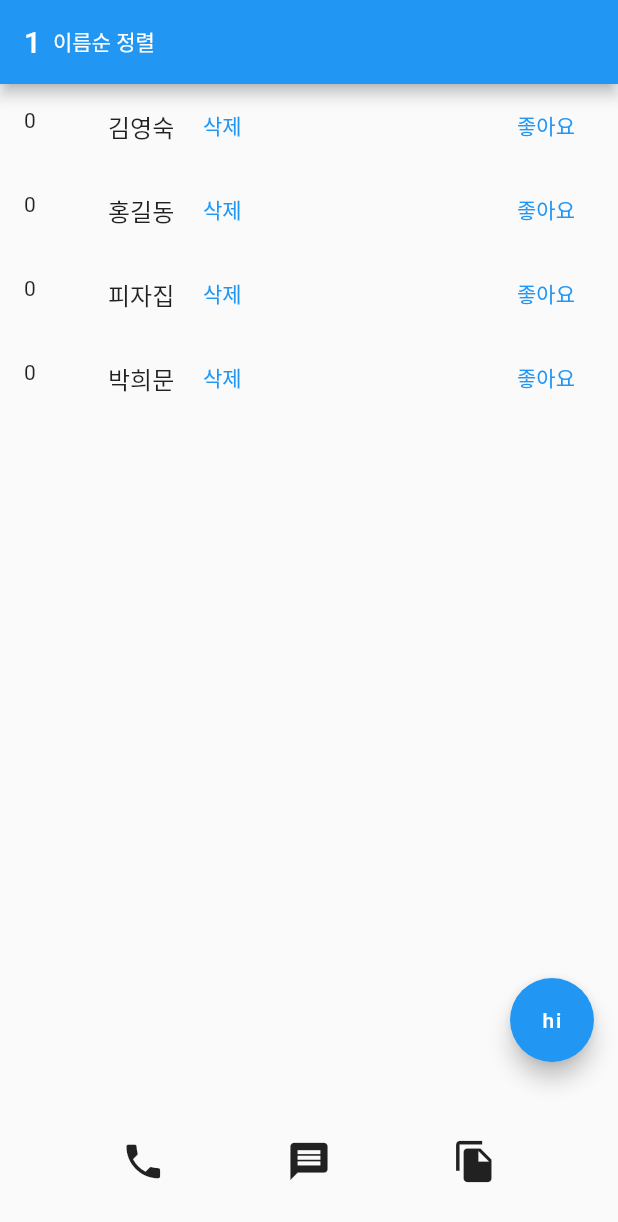
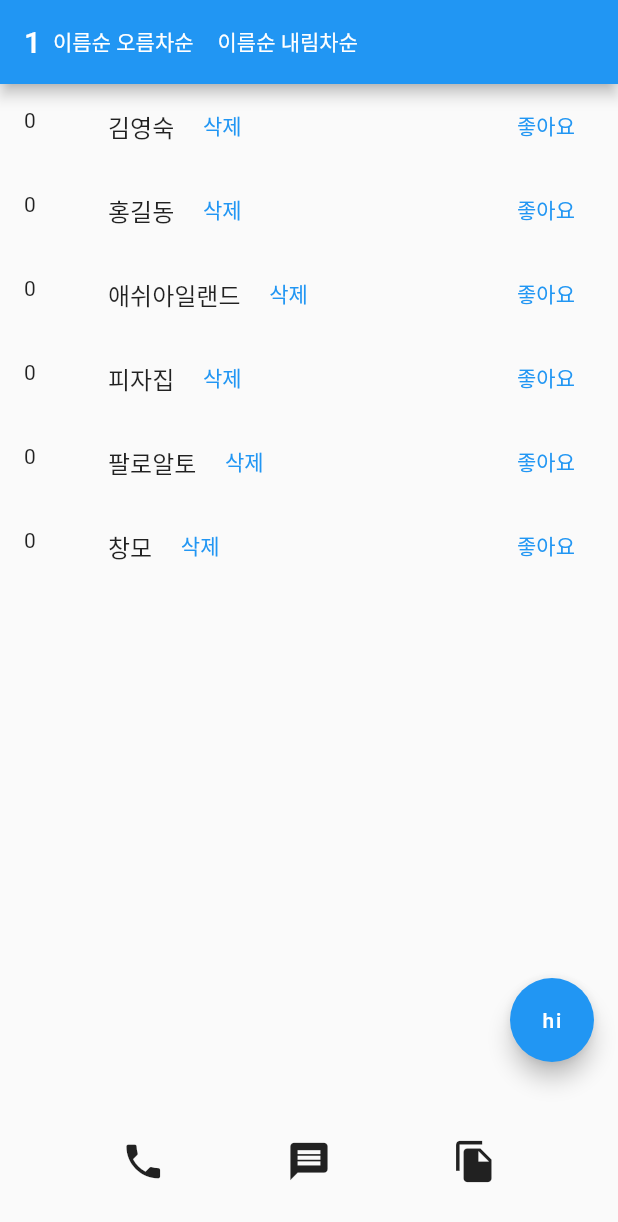
Before and after one commit to BAR-KEY/contact-app, a Flutter app: the screen it shows after launch, on a phone screen of 412 x 824 dp. Shown: the top 1222 px of the screen. Run offline on Flutter 3.47's test engine with Material 2 defaults, Android fonts, the phone set to English and light mode, and no system bars.

Commit message:
이름 오름차순 내림차순 정렬기능 구현

```diff
--- a/lib/main.dart
+++ b/lib/main.dart
@@ -13,17 +13,16 @@ class MyApp extends StatefulWidget {
 
 class _MyAppState extends State<MyApp> {
   var a = 1;
-  var name = ['김영숙', '홍길동', '피자집', '박희문'];
+  var name = ['김영숙', '홍길동', '애쉬아일랜드', '피자집', '팔로알토', '창모'];
   var inputData = '';
-  var count = [0, 0, 0, 0];
-
-  // var count = makeCount();
-
-  // makeCount() => setState(() {
+  var count = [0, 0, 0, 0, 0, 0];
+  // makeCount()  {
+  //   setState(() {
   //       for (var i = 0; i < name.length; i++) {
-  //         count.add('0');
+  //         count.add(0);
   //       }
   //     });
+  // }
 // 해야할것 !
   addData(enterName) {
     if (enterName.length > 0) {
@@ -58,14 +57,31 @@ class _MyAppState extends State<MyApp> {
             a.toString(),
           ),
           TextButton(
-            onPressed: () {},
+            onPressed: () {
+              setState(() {
+                name.sort((a, b) => a.compareTo(b));
+              });
+            },
             style: TextButton.styleFrom(
               primary: Colors.white,
             ),
             child: Text(
-              '이름순 정렬',
+              '이름순 오름차순',
             ),
-          )
+          ),
+          TextButton(
+            onPressed: () {
+              setState(() {
+                name.sort((a, b) => b.compareTo(a));
+              });
+            },
+            style: TextButton.styleFrom(
+              primary: Colors.white,
+            ),
+            child: Text(
+              '이름순 내림차순',
+            ),
+          ),
         ],
       )),
       body: ListView.builder(
```
